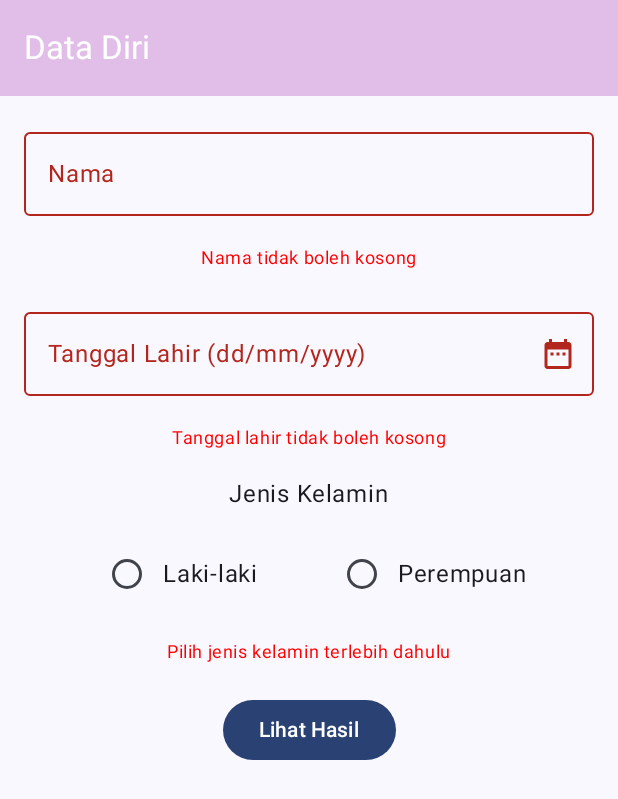
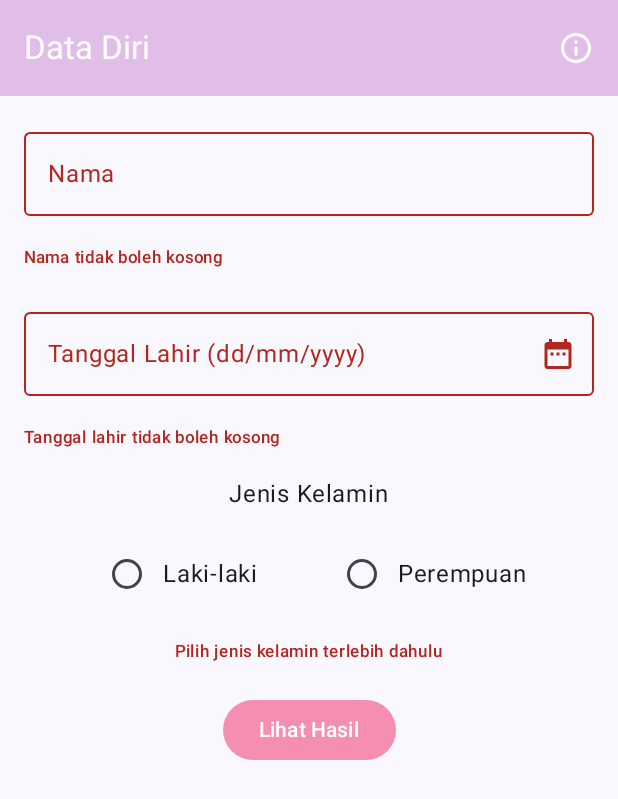
Before and after one commit to Ghinayolanda/Assesment1Mobpro-607062330096-GhinaAniqah, an Android app built with Jetpack Compose: the screen it shows after launch (MainActivity), after a tap on "Lihat Hasil", on a phone screen of 412 x 824 dp. Shown: the top 799 px of the screen. Run offline under Robolectric (Android 15) with nearby library versions, the phone set to English and light mode, and no system bars.

Commit message:
Terdapat minimal 1 menu yang fungsional di TopAppBar

```diff
--- a/app/src/main/java/com/ghina0096/assesment1_607062330096_ghinaaniqahyc/screen/MainScreen.kt
+++ b/app/src/main/java/com/ghina0096/assesment1_607062330096_ghinaaniqahyc/screen/MainScreen.kt
@@ -1,5 +1,8 @@
 package com.ghina0096.assesment1_607062330096_ghinaaniqahyc.screen
 
+import android.icu.util.Calendar
+import android.widget.DatePicker
+import androidx.compose.foundation.clickable
 import androidx.compose.foundation.layout.Arrangement
 import androidx.compose.foundation.layout.Column
 import androidx.compose.foundation.layout.Row
@@ -13,9 +16,13 @@ import androidx.compose.foundation.text.KeyboardOptions
 import androidx.compose.foundation.verticalScroll
 import androidx.compose.material.icons.Icons
 import androidx.compose.material.icons.filled.DateRange
+import androidx.compose.material.icons.outlined.Info
 import androidx.compose.material3.Button
+import androidx.compose.material3.ButtonDefaults
+import androidx.compose.material3.DatePickerDialog
 import androidx.compose.material3.ExperimentalMaterial3Api
 import androidx.compose.material3.Icon
+import androidx.compose.material3.IconButton
 import androidx.compose.material3.MaterialTheme
 import androidx.compose.material3.OutlinedTextField
 import androidx.compose.material3.RadioButton
@@ -43,42 +50,65 @@ import com.ghina0096.assesment1_607062330096_ghinaaniqahyc.R
 import com.ghina0096.assesment1_607062330096_ghinaaniqahyc.ui.theme.Assesment1_607062330096_GhinaAniqahYCTheme
 
 @OptIn(ExperimentalMaterial3Api::class)
+
 @Composable
 fun MainScreen() {
-    val context = LocalContext.current
+    Scaffold(
+        topBar = {
+            TopAppBar(
+                title = { Text("Data Diri") },
+                colors = TopAppBarDefaults.mediumTopAppBarColors(
+                    containerColor = Color(0xFFE1BEE7),
+                    titleContentColor = Color.White
+                ),
+                actions = {
+                    IconButton(onClick = {
+
+                    }) {
+                        Icon(
+                            imageVector = androidx.compose.material.icons.Icons.Outlined.Info,
+                            contentDescription = "Tentang Aplikasi",
+                            tint = Color.White
+                        )
+                    }
+                }
+            )
+        }
+    ) { paddingValues ->
+        ScreenContent(modifier = Modifier.padding(paddingValues))
+    }
+}
+
+@Composable
+fun ScreenContent(modifier: Modifier = Modifier) {
     var nama by remember { mutableStateOf("") }
     var selectedGender by remember { mutableStateOf("") }
-    val genderOptions = listOf(
-        stringResource(id = R.string.gender_laki_laki),
-        stringResource(id = R.string.gender_perempuan)
-    )
     var selectedDate by remember { mutableStateOf("") }
+
     var showResult by remember { mutableStateOf(false) }
-
-    // Validasi
     var namaError by remember { mutableStateOf(false) }
     var tanggalError by remember { mutableStateOf(false) }
     var genderError by remember { mutableStateOf(false) }
 
-    val scrollState = rememberScrollState()
+    val context = LocalContext.current
+    val calendar = Calendar.getInstance()
+    android.app.DatePickerDialog(
+        context,
+        { _: DatePicker, year: Int, month: Int, dayOfMonth: Int ->
+            selectedDate = "%02d/%02d/%04d".format(dayOfMonth, month + 1, year)
+        },
+        calendar.get(Calendar.YEAR),
+        calendar.get(Calendar.MONTH),
+        calendar.get(Calendar.DAY_OF_MONTH)
+    )
 
-    Scaffold(
-        topBar = {
-            TopAppBar(
-                title = { Text(stringResource(id = R.string.app_name)) },
-                colors = TopAppBarDefaults.mediumTopAppBarColors(
-                    containerColor = Color(0xFFE1BEE7),
-                    titleContentColor = Color.White
-                )
-            )
-        }
-    ) { paddingValues ->
+    val genderOptions = listOf("Laki-laki", "Perempuan")
+
     Column(
-            modifier = Modifier
+        modifier = modifier
             .fillMaxSize()
             .padding(16.dp)
-                .padding(paddingValues)
-                .verticalScroll(scrollState),
+            .verticalScroll(rememberScrollState()),
         verticalArrangement = Arrangement.spacedBy(20.dp),
         horizontalAlignment = Alignment.CenterHorizontally
     ) {
@@ -86,13 +116,13 @@ fun MainScreen() {
             value = nama,
             onValueChange = {
                 nama = it
+                namaError = false
                 showResult = false
-                    namaError = false
             },
-                label = { Text(stringResource(id = R.string.label_nama)) },
+            label = { Text("Nama") },
             isError = namaError,
             singleLine = true,
-                keyboardOptions = KeyboardOptions(
+            keyboardOptions = KeyboardOptions.Default.copy(
                 imeAction = ImeAction.Next,
                 keyboardType = KeyboardType.Text
             ),
@@ -101,24 +131,22 @@ fun MainScreen() {
         if (namaError) {
             Text(
                 text = "Nama tidak boleh kosong",
-                    color = Color.Red,
-                    style = MaterialTheme.typography.bodySmall
+                color = MaterialTheme.colorScheme.error,
+                style = MaterialTheme.typography.labelSmall,
+                modifier = Modifier.align(Alignment.Start)
             )
         }
 
         OutlinedTextField(
             value = selectedDate,
             onValueChange = {
-                    val digits = it.filter { char -> char.isDigit() }
-                    val formatted = buildString {
-                        for (i in digits.indices) {
-                            append(digits[i])
-                            if ((i == 1 || i == 3) && i != digits.lastIndex) {
-                                append('/')
+                val digitsOnly = it.filter { char -> char.isDigit() }.take(8)
+                selectedDate = buildString {
+                    for (i in digitsOnly.indices) {
+                        append(digitsOnly[i])
+                        if ((i == 1 || i == 3) && i != digitsOnly.lastIndex) append('/')
                     }
                 }
-                    }
-                    selectedDate = formatted
                 showResult = false
                 tanggalError = false
             },
@@ -136,20 +164,17 @@ fun MainScreen() {
                 keyboardType = KeyboardType.Number
             )
         )
-
         if (tanggalError) {
             Text(
                 text = "Tanggal lahir tidak boleh kosong",
-                    color = Color.Red,
-                    style = MaterialTheme.typography.bodySmall
+                color = MaterialTheme.colorScheme.error,
+                style = MaterialTheme.typography.labelSmall,
+                modifier = Modifier.align(Alignment.Start)
             )
         }
 
-            Text(
-                text = stringResource(id = R.string.label_jenis_kelamin),
-                style = MaterialTheme.typography.bodyLarge
-            )
 
+        Text(text = "Jenis Kelamin", style = MaterialTheme.typography.bodyLarge)
         Row(
             modifier = Modifier.fillMaxWidth(),
             horizontalArrangement = Arrangement.SpaceEvenly
@@ -160,8 +185,8 @@ fun MainScreen() {
                         selected = selectedGender == gender,
                         onClick = {
                             selectedGender = gender
+                            genderError = false
                             showResult = false
-                                genderError = false
                         }
                     )
                     Text(text = gender)
@@ -171,8 +196,9 @@ fun MainScreen() {
         if (genderError) {
             Text(
                 text = "Pilih jenis kelamin terlebih dahulu",
-                    color = Color.Red,
-                    style = MaterialTheme.typography.bodySmall
+                color = MaterialTheme.colorScheme.error,
+                style = MaterialTheme.typography.labelSmall,
+                modifier = Modifier.align(Alignment.CenterHorizontally)
             )
         }
 
@@ -182,35 +208,22 @@ fun MainScreen() {
                 tanggalError = selectedDate.isBlank()
                 genderError = selectedGender.isBlank()
                 showResult = !(namaError || tanggalError || genderError)
-                }
+            },
+            colors = ButtonDefaults.buttonColors(
+                containerColor = Color(0xFFF48FB1),
+                contentColor = Color.White
+            )
         ) {
-                Text(stringResource(id = R.string.lihat_hasil))
+            Text("Lihat Hasil")
         }
 
         if (showResult) {
-                Column(
-                    horizontalAlignment = Alignment.CenterHorizontally,
-                    modifier = Modifier.fillMaxWidth()
-                ) {
-                    Text(
-                        text = stringResource(id = R.string.hasil_data_diri),
-                        fontWeight = FontWeight.Bold,
-                        textAlign = TextAlign.Center
-                    )
+            Column(horizontalAlignment = Alignment.CenterHorizontally) {
+                Text("Hasil Data Diri", fontWeight = androidx.compose.ui.text.font.FontWeight.Bold)
                 Spacer(modifier = Modifier.height(8.dp))
-                    Text(
-                        text = stringResource(id = R.string.hasil_nama, nama),
-                        textAlign = TextAlign.Center
-                    )
-                    Text(
-                        text = stringResource(id = R.string.hasil_tanggal_lahir, selectedDate),
-                        textAlign = TextAlign.Center
-                    )
-                    Text(
-                        text = stringResource(id = R.string.hasil_jenis_kelamin, selectedGender),
-                        textAlign = TextAlign.Center
-                    )
-                }
+                Text("Nama: $nama")
+                Text("Tanggal Lahir: $selectedDate")
+                Text("Jenis Kelamin: $selectedGender")
             }
         }
     }
```
Lines whose indentation alone changed are shown as unchanged.
